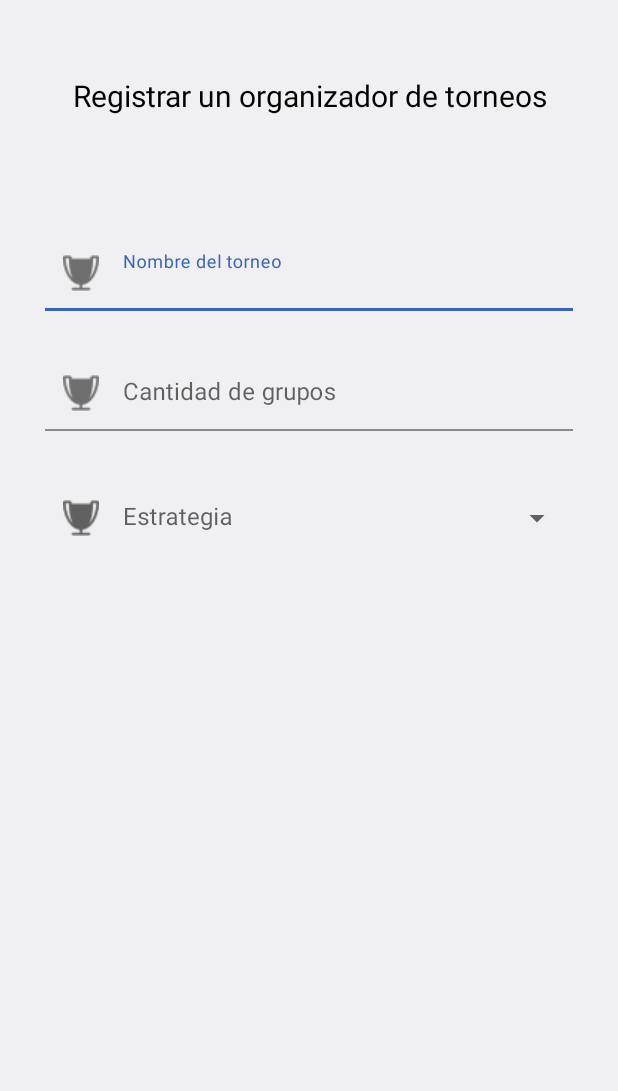
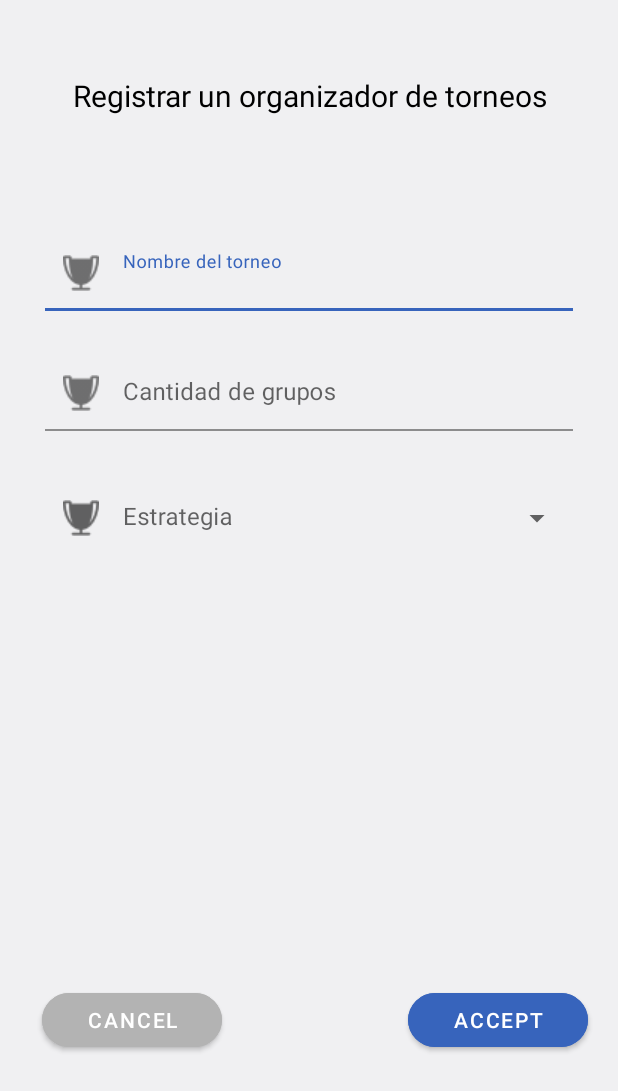
Before and after one commit to Mobile-Heroes/mytournament, an Android app: the screen it shows after launch (create_tournament), on a phone screen of 412 x 824 dp. Shown: the top 1091 px of the screen. Run offline under Robolectric (Android 15) with nearby library versions, the phone set to English and light mode, and no system bars.

Commit message:
Cuerpo básico de vista hecho

```diff
--- a/app/src/main/res/layout/activity_create_tournament.xml
+++ b/app/src/main/res/layout/activity_create_tournament.xml
@@ -87,4 +87,34 @@
             android:ems="10"/>
     </com.google.android.material.textfield.TextInputLayout>
 
+    <com.google.android.material.button.MaterialButton
+        android:id="@+id/btnCancel"
+        android:layout_width="wrap_content"
+        android:layout_height="wrap_content"
+        android:layout_marginStart="28dp"
+        android:layout_marginBottom="120dp"
+        android:layout_weight="1"
+        android:backgroundTint="@color/gris_oscuro"
+        android:paddingStart="30dp"
+        android:paddingEnd="30dp"
+        android:text="Cancel"
+        app:cornerRadius="1000dp"
+        app:layout_constraintBottom_toBottomOf="parent"
+        app:layout_constraintStart_toStartOf="parent" />
+
+    <com.google.android.material.button.MaterialButton
+        android:id="@+id/btnAccept"
+        android:layout_width="wrap_content"
+        android:layout_height="wrap_content"
+        android:layout_marginEnd="20dp"
+        android:layout_marginBottom="120dp"
+        android:layout_weight="1"
+        android:backgroundTint="@color/azul"
+        android:paddingStart="30dp"
+        android:paddingEnd="30dp"
+        android:text="Accept"
+        app:cornerRadius="1000dp"
+        app:layout_constraintBottom_toBottomOf="parent"
+        app:layout_constraintEnd_toEndOf="parent" />
+
 </androidx.constraintlayout.widget.ConstraintLayout>
```
